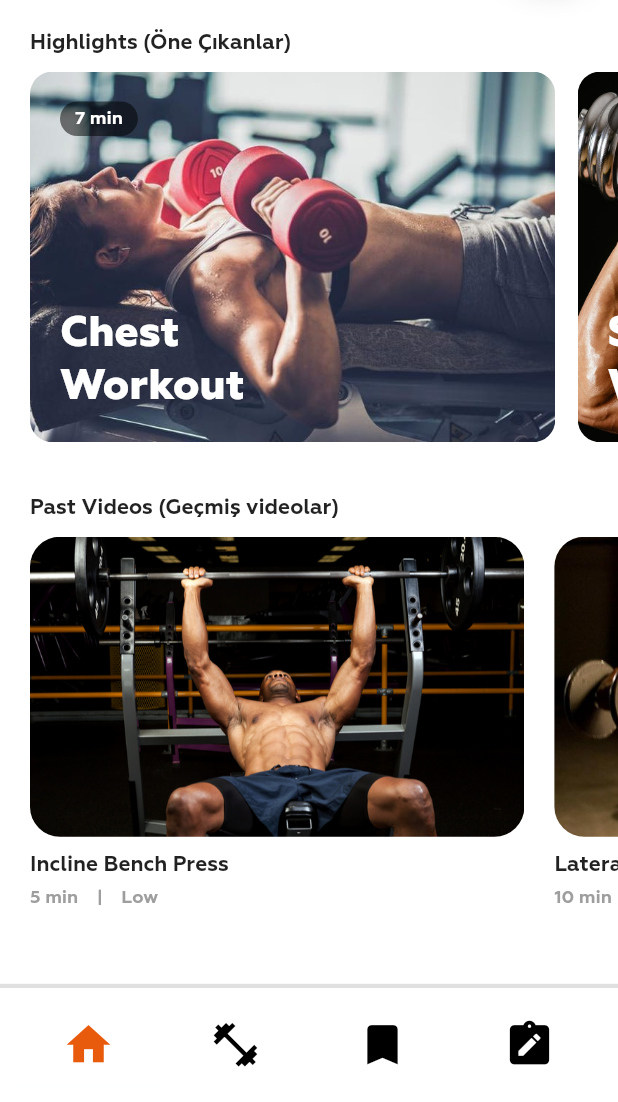
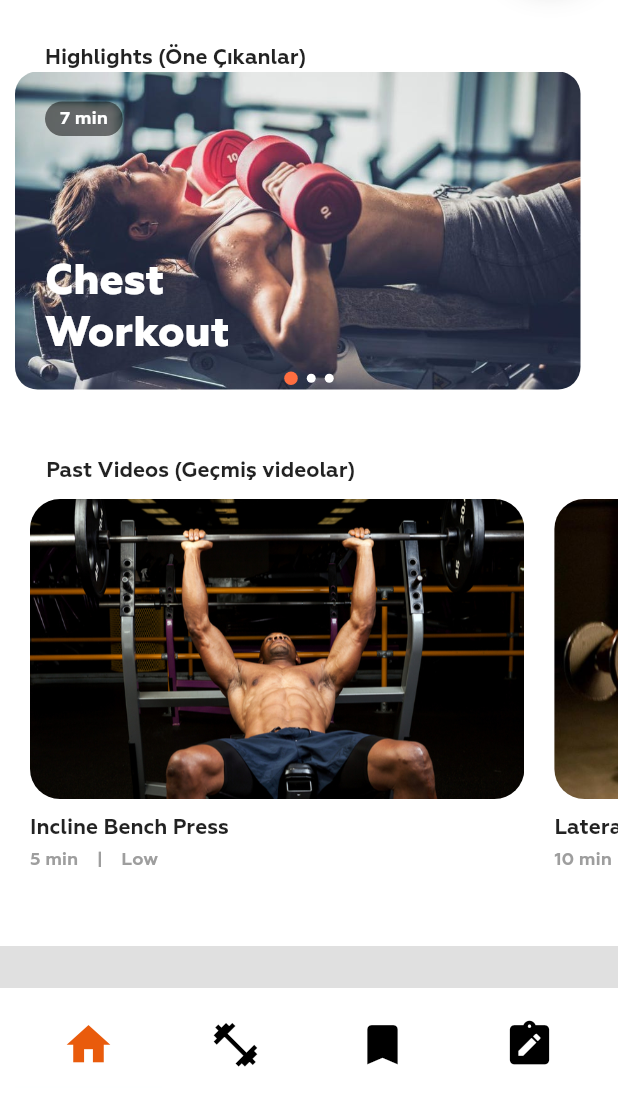
Before and after one commit to yusufyildiz71/Flutter_Personal_Trainer_App, a Flutter app: the screen it shows after launch, on a phone screen of 412 x 824 dp, the part 134-1236 px from its top. Run offline on Flutter 3.47's test engine with Material 2 defaults, Android fonts, the phone set to English and light mode, and no system bars; drawn by our look-alikes of card_swiper; our stand-ins replace anim_search_bar, percent_indicator.

Commit message:
customer's all requests is completed

```diff
--- a/lib/components/image_card_with_internal.dart
+++ b/lib/components/image_card_with_internal.dart
@@ -52,6 +52,7 @@ class ImageCardWithInternal extends StatelessWidget {
       padding: EdgeInsets.all(20.0),
       margin: EdgeInsets.only(right: 15.0),
       decoration: BoxDecoration(
+
         image: DecorationImage(
           image: AssetImage(this.image),
           fit: BoxFit.cover,
--- /dev/null
+++ b/lib/components/slider_card.dart
@@ -0,0 +1,78 @@
+import 'package:card_swiper/card_swiper.dart';
+import 'package:flutter/material.dart';
+
+import 'image_card_with_internal.dart';
+
+class SliderCards extends StatelessWidget {
+  final List<Widget> horizontalList;
+  final String title;
+  SliderCards({this.title, this.horizontalList});
+
+  @override
+  Widget build(BuildContext context) {
+    return Column(
+      children: [
+        Container(
+            height: 250,
+            margin: EdgeInsets.only(top: 35.0),
+            child: Padding(
+              padding: const EdgeInsets.all(10.0),
+              child: Container(
+                child: Column(
+                  children: [
+                    SectionTitle((this.title != null) ? this.title : ''),
+                    Expanded(
+                      child: Swiper(
+                        itemBuilder: (BuildContext context, int index) {
+                          return ImageCardWithInternal(
+                            image: 'assets/images/chest.jpg',
+                            title: 'Chest \nWorkout',
+                            duration: '7 min',
+                          );
+                        },
+                        autoplay: true,
+                        itemCount: 3,
+                        itemWidth: 400.0,
+                        itemHeight: 400.0,
+                        layout: SwiperLayout.DEFAULT,
+                        pagination: SwiperPagination(
+                          margin: EdgeInsets.fromLTRB(0.0, 0.0, 0.0, 0.0),
+                          builder: DotSwiperPaginationBuilder(
+                              color: Colors.white,
+                              activeColor: Colors.deepOrangeAccent,
+                              size: 6.0,
+                              activeSize: 9.0),
+                        ),
+                      ),
+                    ),
+                  ],
+                ),
+              ),
+            )),
+      ],
+    );
+  }
+}
+
+class SectionTitle extends StatelessWidget {
+  final String _text;
+
+  SectionTitle(this._text);
+
+  @override
+  Widget build(BuildContext context) {
+    return Container(
+      margin: EdgeInsets.only(left: 20.0),
+      child: Align(
+        alignment: Alignment.bottomLeft,
+        child: Text(
+          this._text,
+          style: TextStyle(
+            fontSize: 14.0,
+            fontWeight: FontWeight.w700,
+          ),
+        ),
+      ),
+    );
+  }
+}
--- a/lib/tabs/Home.dart
+++ b/lib/tabs/Home.dart
@@ -5,6 +5,7 @@ import 'package:fitness_flutter/components/header.dart';
 import 'package:fitness_flutter/components/image_card_with_basic_footer.dart';
 import 'package:fitness_flutter/components/image_card_with_internal.dart';
 import 'package:fitness_flutter/components/main_card_programs.dart';
+import 'package:fitness_flutter/components/slider_card.dart';
 import 'package:fitness_flutter/components/user_photo.dart';
 import 'package:fitness_flutter/components/user_tip.dart';
 import 'package:fitness_flutter/models/exercise.dart';
@@ -87,28 +88,33 @@ class Home extends StatelessWidget {
                 ),
                 // MainCardPrograms(), // MainCard
 
+                SliderCards(
+                  title: 'Highlights (Öne Çıkanlar)',
+
+                ),
+
+                // SectionHorizantal(
+                //   title: 'Highlights (Öne Çıkanlar)',
+                //   horizontalList: <Widget>[
+                //     ImageCardWithInternal(
+                //       image: 'assets/images/chest.jpg',
+                //       title: 'Chest \nWorkout',
+                //       duration: '7 min',
+                //     ),
+                //     ImageCardWithInternal(
+                //       image: 'assets/images/shoulder.jpg',
+                //       title: 'Shoulder \nWorkout',
+                //       duration: '7 min',
+                //     ),
+                //     ImageCardWithInternal(
+                //       image: 'assets/images/abs.jpg',
+                //       title: 'ABS \nWorkout',
+                //       duration: '7 min',
+                //     ),
+                //   ],
+                // ),
                 SectionHorizantal(
-                  title: 'Highlights (Öne Çıkanlar)',
-                  horizontalList: <Widget>[
-                    ImageCardWithInternal(
-                      image: 'assets/images/chest.jpg',
-                      title: 'Chest \nWorkout',
-                      duration: '7 min',
-                    ),
-                    ImageCardWithInternal(
-                      image: 'assets/images/shoulder.jpg',
-                      title: 'Shoulder \nWorkout',
-                      duration: '7 min',
-                    ),
-                    ImageCardWithInternal(
-                      image: 'assets/images/abs.jpg',
-                      title: 'ABS \nWorkout',
-                      duration: '7 min',
-                    ),
-                  ],
-                ),
-                SectionHorizantal(
-                  title: 'Past Videos (Geçmiş videolar)',
+                  title: '   Past Videos (Geçmiş videolar)',
                   horizontalList: this.generateList(context),
                 ),
                 Container(
--- a/lib/tabs/Workout.dart
+++ b/lib/tabs/Workout.dart
@@ -96,7 +96,7 @@ class Workout extends StatelessWidget {
               body: Container(
                 child: SingleChildScrollView(
                   child: SectionVertical(
-                    title: 'Kategories',
+                    title: 'Categories',
                     horizontalList: this.generateList(context),
                   ),
                 ),
--- a/pubspec.yaml
+++ b/pubspec.yaml
@@ -23,6 +23,8 @@ dependencies:
   bezier_chart: "^1.0.6"
   percent_indicator: "^2.1.1"
   anim_search_bar: ^2.0.2
+  dots_indicator: ^2.1.0
+  card_swiper : ^2.0.1
 
   # The following adds the Cupertino Icons font to your application.
   # Use with the CupertinoIcons class for iOS style icons.
```
Also changed, not shown: pubspec.lock, 1 other file.
